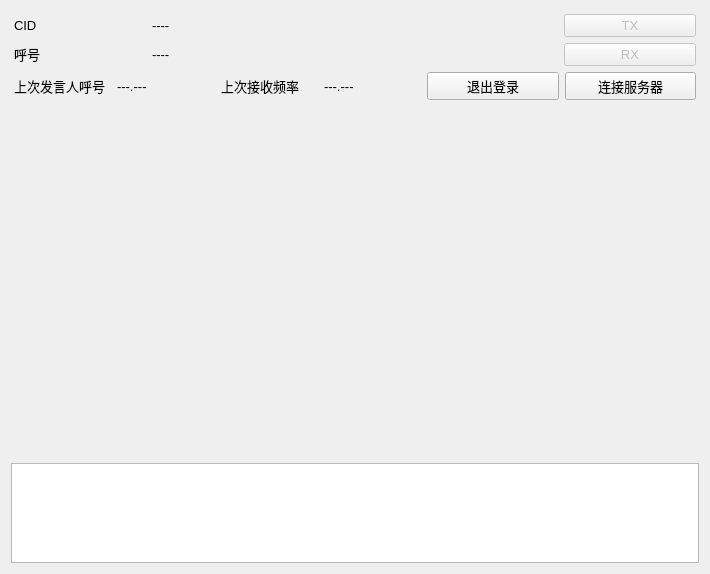
Before: the Qt Designer form src/ui/form/connect_window.ui in supermastergui/AudioClient, drawn with Qt 5.
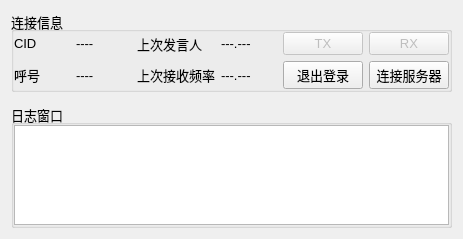
After: the same form once the commit is applied. Custom widgets are drawn as their Qt base class.

Commit message:
feat: 更新客户端窗口和连接窗口功能
重构客户端窗口和连接窗口的代码
添加子窗口信号处理，同步TX/RX按钮状态
移除不再使用的UI生成文件

Patch:
```diff
--- a/src/ui/form/connect_window.ui
+++ b/src/ui/form/connect_window.ui
@@ -6,8 +6,8 @@
    <rect>
     <x>0</x>
     <y>0</y>
-    <width>710</width>
-    <height>574</height>
+    <width>463</width>
+    <height>224</height>
    </rect>
   </property>
   <property name="font">
@@ -23,66 +23,28 @@
    <string notr="true"/>
   </property>
   <layout class="QGridLayout" name="gridLayout">
-   <item row="2" column="0" colspan="2">
-    <widget class="QStackedWidget" name="windows"/>
-   </item>
-   <item row="3" column="0" colspan="2">
-    <widget class="QTextBrowser" name="text_browser_log">
-     <property name="maximumSize">
-      <size>
-       <width>16777215</width>
-       <height>100</height>
-      </size>
+   <item row="0" column="0">
+    <widget class="QGroupBox" name="groupBox_2">
+     <property name="title">
+      <string>连接信息</string>
      </property>
-    </widget>
-   </item>
-   <item row="0" column="0" colspan="2">
-    <layout class="QGridLayout" name="layout_connect">
-     <property name="sizeConstraint">
-      <enum>QLayout::SizeConstraint::SetFixedSize</enum>
-     </property>
+     <layout class="QGridLayout" name="gridLayout_2">
      <property name="leftMargin">
-      <number>3</number>
+       <number>0</number>
      </property>
      <property name="topMargin">
-      <number>3</number>
+       <number>0</number>
      </property>
      <property name="rightMargin">
-      <number>3</number>
+       <number>0</number>
      </property>
      <property name="bottomMargin">
-      <number>3</number>
-     </property>
-     <item row="1" column="5" rowspan="2">
-      <widget class="IndicatorButton" name="button_rx">
-       <property name="enabled">
-        <bool>false</bool>
-       </property>
-       <property name="cursor">
-        <cursorShape>ForbiddenCursor</cursorShape>
-       </property>
-       <property name="text">
-        <string>RX</string>
-       </property>
-      </widget>
-     </item>
-     <item row="4" column="1" colspan="3">
-      <layout class="QGridLayout" name="layout_info">
-       <item row="0" column="0">
-        <widget class="QLabel" name="label_rx_callsign">
-         <property name="text">
-          <string>上次发言人呼号</string>
-         </property>
-        </widget>
-       </item>
-       <item row="0" column="1">
-        <widget class="QLabel" name="label_rx_callsign_v">
-         <property name="text">
-          <string>---.---</string>
-         </property>
-        </widget>
-       </item>
-       <item row="0" column="2">
+       <number>0</number>
+      </property>
+      <property name="spacing">
+       <number>6</number>
+      </property>
+      <item row="1" column="2">
         <widget class="QLabel" name="label_rx_freq">
          <property name="text">
           <string>上次接收频率</string>
@@ -90,51 +52,31 @@
         </widget>
        </item>
        <item row="0" column="3">
+       <widget class="QLabel" name="label_rx_callsign_v">
+        <property name="text">
+         <string>---.---</string>
+        </property>
+       </widget>
+      </item>
+      <item row="1" column="3">
         <widget class="QLabel" name="label_rx_freq_v">
          <property name="text">
           <string>---.---</string>
          </property>
         </widget>
        </item>
-      </layout>
-     </item>
-     <item row="1" column="1" rowspan="2">
-      <widget class="QLabel" name="label_callsign">
-       <property name="sizePolicy">
-        <sizepolicy hsizetype="Minimum" vsizetype="Fixed">
-         <horstretch>0</horstretch>
-         <verstretch>0</verstretch>
-        </sizepolicy>
-       </property>
-       <property name="minimumSize">
-        <size>
-         <width>40</width>
-         <height>0</height>
-        </size>
-       </property>
-       <property name="maximumSize">
-        <size>
-         <width>16777215</width>
-         <height>16777215</height>
-        </size>
-       </property>
-       <property name="text">
-        <string>呼号</string>
-       </property>
-      </widget>
-     </item>
-     <item row="0" column="2" colspan="3">
+      <item row="0" column="1">
       <widget class="QLabel" name="label_cid_v">
        <property name="sizePolicy">
-        <sizepolicy hsizetype="Expanding" vsizetype="Fixed">
+         <sizepolicy hsizetype="Preferred" vsizetype="Preferred">
          <horstretch>0</horstretch>
          <verstretch>0</verstretch>
         </sizepolicy>
        </property>
        <property name="minimumSize">
         <size>
-         <width>100</width>
-         <height>23</height>
+          <width>0</width>
+          <height>0</height>
         </size>
        </property>
        <property name="text">
@@ -142,16 +84,7 @@
        </property>
       </widget>
      </item>
-     <item row="4" column="4" colspan="2">
-      <layout class="QGridLayout" name="layout_btn">
-       <item row="0" column="0">
-        <widget class="QPushButton" name="button_exit">
-         <property name="text">
-          <string>退出登录</string>
-         </property>
-        </widget>
-       </item>
-       <item row="0" column="1">
+      <item row="1" column="7">
         <widget class="QPushButton" name="button_connect">
          <property name="sizePolicy">
           <sizepolicy hsizetype="Minimum" vsizetype="Preferred">
@@ -164,8 +97,6 @@
          </property>
         </widget>
        </item>
-      </layout>
-     </item>
      <item row="0" column="5">
       <widget class="IndicatorButton" name="button_tx">
        <property name="enabled">
@@ -179,7 +110,26 @@
        </property>
       </widget>
      </item>
-     <item row="0" column="1">
+      <item row="1" column="1">
+       <widget class="QLabel" name="label_callsign_v">
+        <property name="sizePolicy">
+         <sizepolicy hsizetype="Preferred" vsizetype="Preferred">
+          <horstretch>0</horstretch>
+          <verstretch>0</verstretch>
+         </sizepolicy>
+        </property>
+        <property name="minimumSize">
+         <size>
+          <width>0</width>
+          <height>0</height>
+         </size>
+        </property>
+        <property name="text">
+         <string>----</string>
+        </property>
+       </widget>
+      </item>
+      <item row="0" column="0">
       <widget class="QLabel" name="label_cid">
        <property name="sizePolicy">
         <sizepolicy hsizetype="Minimum" vsizetype="Fixed">
@@ -204,8 +154,8 @@
        </property>
       </widget>
      </item>
-     <item row="1" column="2" rowspan="2" colspan="3">
-      <widget class="QLabel" name="label_callsign_v">
+      <item row="1" column="0">
+       <widget class="QLabel" name="label_callsign">
        <property name="sizePolicy">
         <sizepolicy hsizetype="Minimum" vsizetype="Fixed">
          <horstretch>0</horstretch>
@@ -214,16 +164,100 @@
        </property>
        <property name="minimumSize">
         <size>
-         <width>100</width>
-         <height>23</height>
-        </size>
-       </property>
+          <width>0</width>
+          <height>0</height>
+         </size>
+        </property>
+        <property name="maximumSize">
+         <size>
+          <width>16777215</width>
+          <height>16777215</height>
+         </size>
+        </property>
        <property name="text">
-        <string>----</string>
+         <string>呼号</string>
        </property>
       </widget>
      </item>
-    </layout>
+      <item row="0" column="2">
+       <widget class="QLabel" name="label_rx_callsign">
+        <property name="text">
+         <string>上次发言人</string>
+        </property>
+       </widget>
+      </item>
+      <item row="0" column="7">
+       <widget class="IndicatorButton" name="button_rx">
+        <property name="enabled">
+         <bool>false</bool>
+        </property>
+        <property name="cursor">
+         <cursorShape>ForbiddenCursor</cursorShape>
+        </property>
+        <property name="text">
+         <string>RX</string>
+        </property>
+       </widget>
+      </item>
+      <item row="1" column="5">
+       <widget class="QPushButton" name="button_exit">
+        <property name="text">
+         <string>退出登录</string>
+        </property>
+       </widget>
+      </item>
+     </layout>
+    </widget>
+   </item>
+   <item row="1" column="0">
+    <widget class="QStackedWidget" name="windows">
+     <property name="sizePolicy">
+      <sizepolicy hsizetype="Preferred" vsizetype="Minimum">
+       <horstretch>0</horstretch>
+       <verstretch>0</verstretch>
+      </sizepolicy>
+     </property>
+    </widget>
+   </item>
+   <item row="2" column="0">
+    <widget class="QGroupBox" name="groupBox">
+     <property name="sizePolicy">
+      <sizepolicy hsizetype="Preferred" vsizetype="Minimum">
+       <horstretch>0</horstretch>
+       <verstretch>0</verstretch>
+      </sizepolicy>
+     </property>
+     <property name="title">
+      <string>日志窗口</string>
+     </property>
+     <layout class="QGridLayout" name="gridLayout_3">
+      <property name="leftMargin">
+       <number>0</number>
+      </property>
+      <property name="topMargin">
+       <number>0</number>
+      </property>
+      <property name="rightMargin">
+       <number>0</number>
+      </property>
+      <property name="bottomMargin">
+       <number>0</number>
+      </property>
+      <property name="spacing">
+       <number>0</number>
+      </property>
+      <item row="0" column="0">
+       <widget class="QTextBrowser" name="text_browser_log">
+        <property name="maximumSize">
+         <size>
+          <width>16777215</width>
+          <height>100</height>
+         </size>
+        </property>
+       </widget>
+      </item>
+     </layout>
+    </widget>
    </item>
   </layout>
  </widget>
```
Lines whose indentation alone changed are shown as unchanged. The commit also changes 36 other files.
